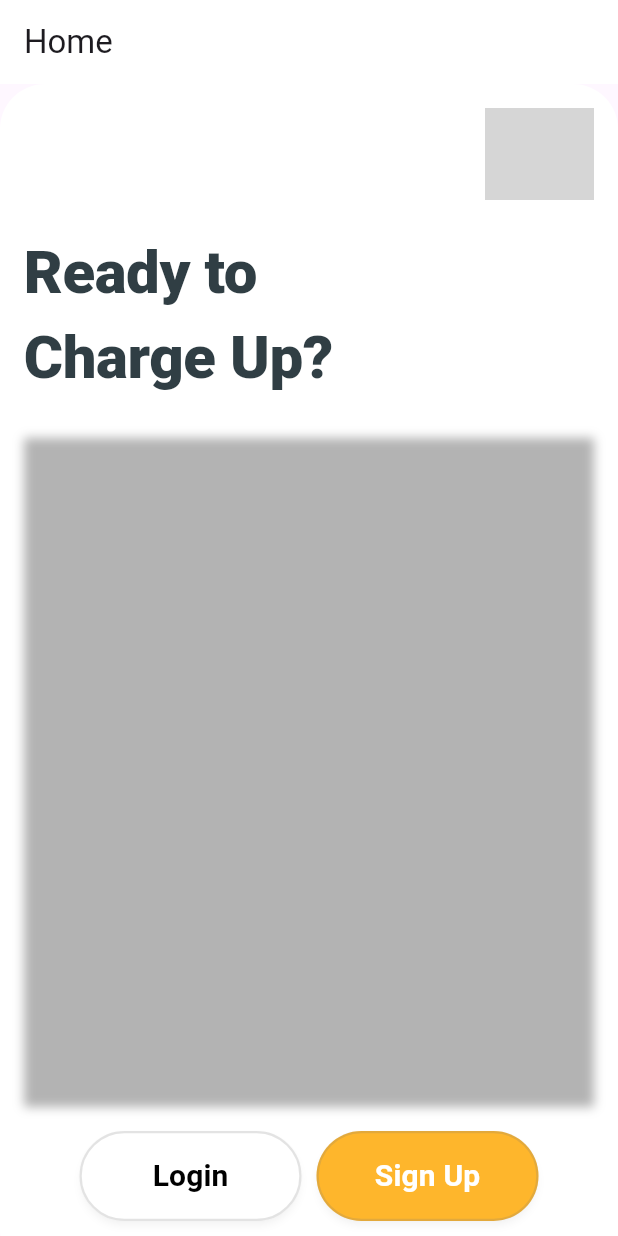
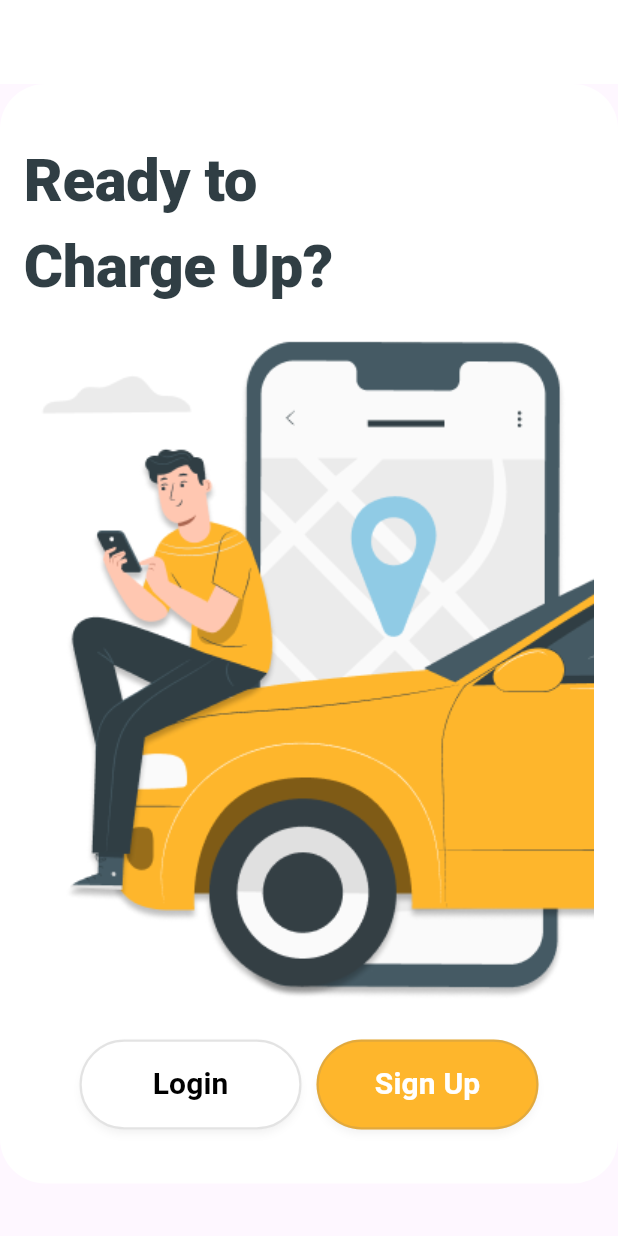
Before and after one commit to stefsantos/kidlat2, a Flutter app: the screen it shows after launch, on a phone screen of 412 x 824 dp. Run offline on Flutter 3.47's test engine with Material 3 defaults, Android fonts, the phone set to English and light mode, and no system bars; our stand-ins replace firebase_auth, firebase_core, fluttertoast, google_maps_flutter, location, vector_graphics; missing offline and left inert: flutter_polyline_points; accounts and stored records are empty; Roboto replaces fonts that are missing (Poppins); grey boxes are pictures that could not be loaded.

Commit message:
assets on start page

```diff
--- a/lib/pages/start_page.dart
+++ b/lib/pages/start_page.dart
@@ -1,7 +1,6 @@
 import 'package:flutter/material.dart';
 import 'package:flutter/widgets.dart';
 import 'package:kidlat/MapPage.dart';
-import 'package:kidlat/pages/login_page.dart';
 
 class StartPage extends StatelessWidget {
   const StartPage({super.key});
@@ -10,7 +9,6 @@ class StartPage extends StatelessWidget {
   Widget build(BuildContext context) {
     return Scaffold(
       appBar: AppBar(
-        title: const Text('Home'),
       ),
       body: SingleChildScrollView(
         child: Container(
@@ -22,19 +20,6 @@ class StartPage extends StatelessWidget {
           ),
           child: Column(
             children: [
-              Align(
-                alignment: Alignment.topRight,
-                child: Container(
-                  width: 73,
-                  height: 61,
-                  decoration: BoxDecoration(
-                    image: DecorationImage(
-                      image: NetworkImage("https://via.placeholder.com/73x61"),
-                      fit: BoxFit.fill,
-                    ),
-                  ),
-                ),
-              ),
               SizedBox(height: 20),
               Align(
                 alignment: Alignment.centerLeft,
@@ -63,12 +48,16 @@ class StartPage extends StatelessWidget {
                 decoration: BoxDecoration(
                   boxShadow: [
                     BoxShadow(
-                      color: Color(0x4C000000),
+                      color: Color.fromARGB(0, 0, 0, 0),
                       blurRadius: 5,
                       offset: Offset(0, 4),
                       spreadRadius: 0,
                     )
                   ],
+                  image: DecorationImage(
+                    image: AssetImage('assets/Kidlat App Car.png'),
+                    fit: BoxFit.cover,
+                  ),
                 ),
               ),
               SizedBox(height: 20),
@@ -86,7 +75,7 @@ class StartPage extends StatelessWidget {
                             Navigator.pushReplacement(
                                 context,
                                 MaterialPageRoute(
-                                    builder: (context) => LoginPage()));
+                                    builder: (context) => const MapPage()));
                           },
                           child: Text(
                             'Login',
```
Also changed, not shown: lib/MapPage.dart (+72 -45 lines), assets/3.png (added), assets/Kidlat App Car.png (added), assets/Kidlat App Car2.svg (added).
